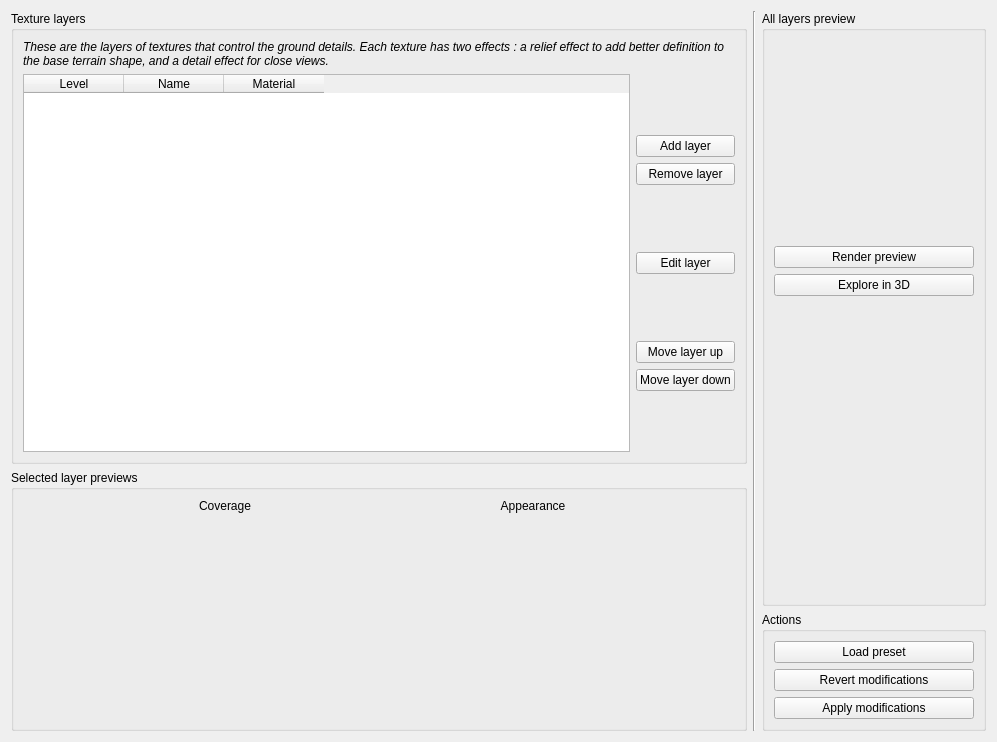
Before: the Qt Designer form src/editing/textures/maintexturesform.ui in thunderk/paysages3d, drawn with Qt 5.
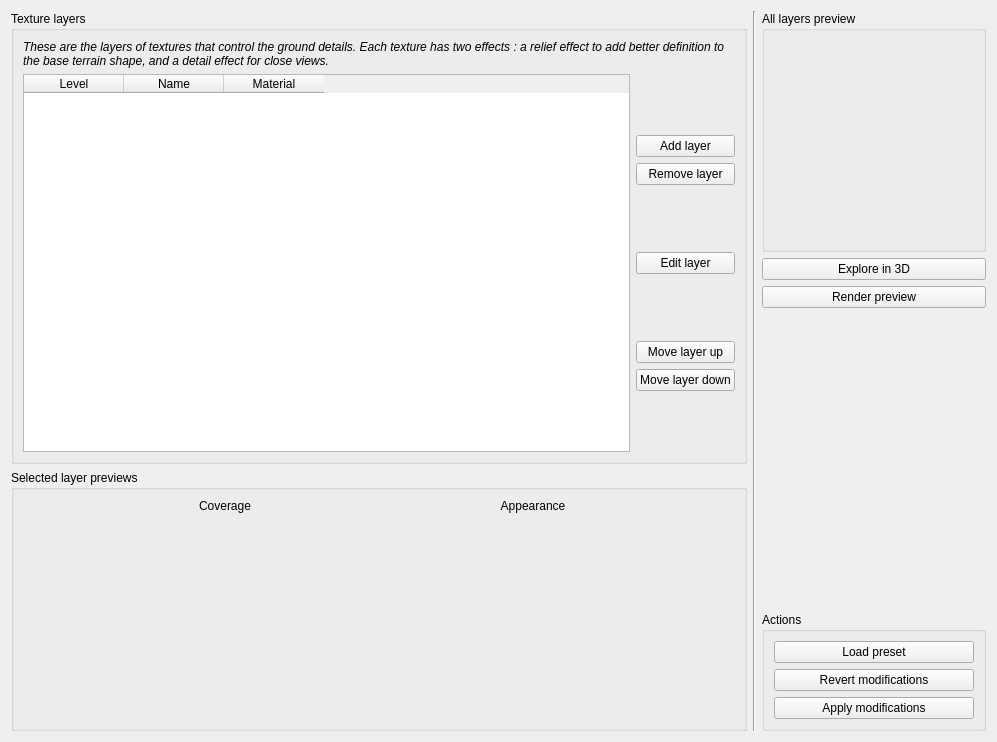
After: the same form once the commit is applied. Icons and pictures are not drawn. Custom widgets are drawn as their Qt base class.

```diff
--- a/src/editing/textures/maintexturesform.ui
+++ b/src/editing/textures/maintexturesform.ui
@@ -349,15 +349,7 @@
           </property>
          </widget>
         </item>
-        <item>
-         <widget class="QPushButton" name="button_render">
-          <property name="text">
-           <string>Render preview</string>
-          </property>
-          <property name="icon">
-           <iconset resource="../../../data/ui_pictures.qrc">
-            <normaloff>:/buttons/logo/images/render.png</normaloff>:/buttons/logo/images/render.png</iconset>
-          </property>
+       </layout>
          </widget>
         </item>
         <item>
@@ -371,6 +363,17 @@
           </property>
          </widget>
         </item>
+     <item>
+      <widget class="QPushButton" name="button_render">
+       <property name="text">
+        <string>Render preview</string>
+       </property>
+       <property name="icon">
+        <iconset resource="../../../data/ui_pictures.qrc">
+         <normaloff>:/buttons/logo/images/render.png</normaloff>:/buttons/logo/images/render.png</iconset>
+       </property>
+      </widget>
+     </item>
         <item>
          <spacer name="verticalSpacer">
           <property name="orientation">
@@ -383,9 +386,6 @@
            </size>
           </property>
          </spacer>
-        </item>
-       </layout>
-      </widget>
      </item>
      <item>
       <widget class="QGroupBox" name="groupBox_4">
```
Lines whose indentation alone changed are shown as unchanged.
